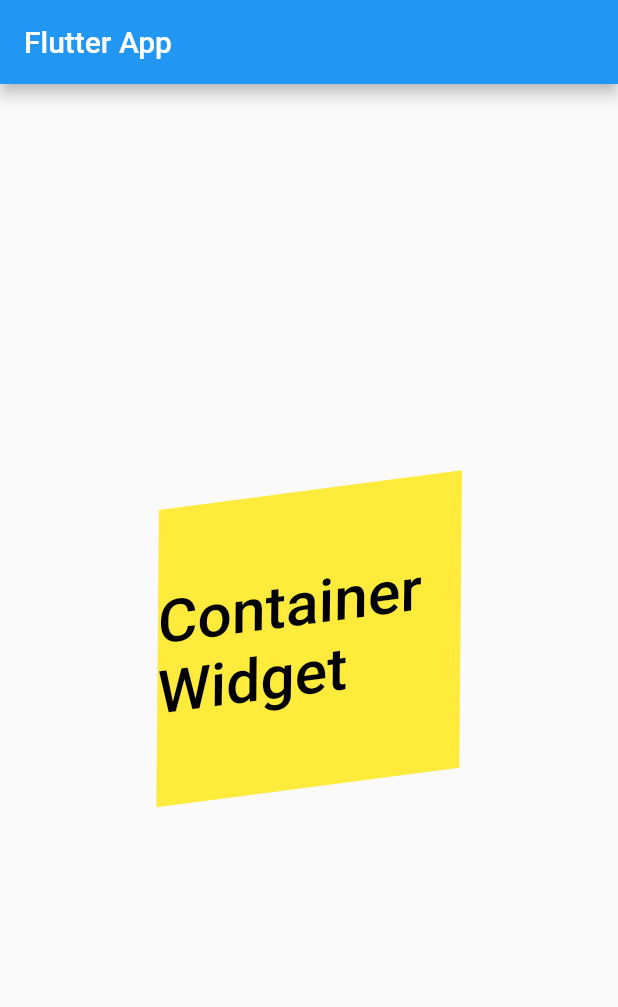
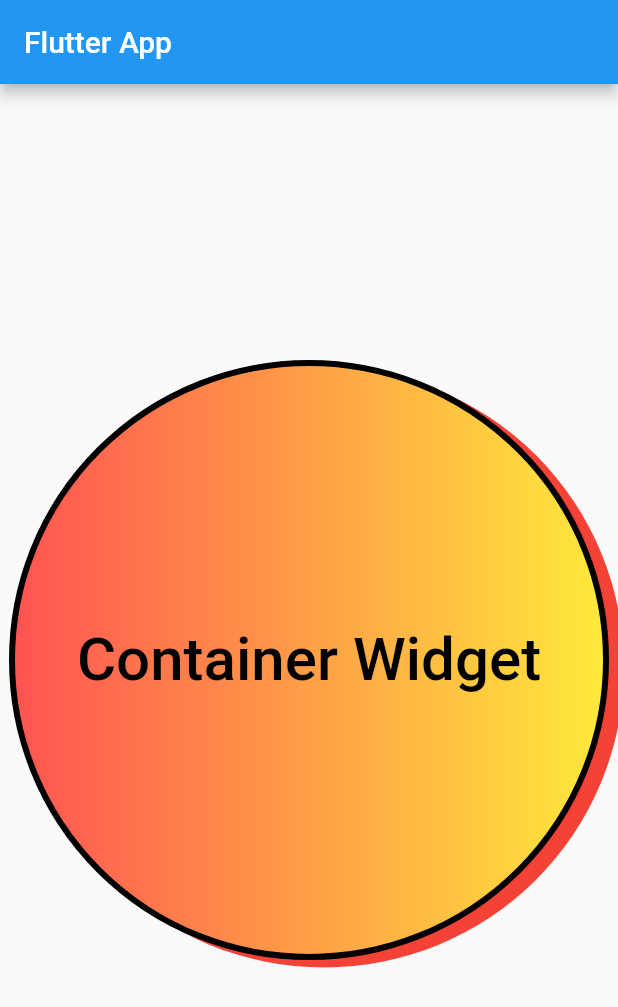
Before and after one commit to jadhavdurgesh/Flutter-widgets, a Flutter app: the screen it shows after launch, on a phone screen of 412 x 824 dp. Shown: the top 1007 px of the screen. Run offline on Flutter 3.47's test engine with Material 2 defaults, Android fonts, the light colour scheme and no system bars.

Commit message:
container part 2 done , finally done

```diff
--- a/lib/widgets/container.dart
+++ b/lib/widgets/container.dart
@@ -16,11 +16,10 @@
       ),
       body: Center(
         child: Container(
+          // color: Colors.yellow,
 
-          color: Colors.yellow,
-
-          height: 200,
-          width: 200,
+          height: 400,
+          width: 400,
 
           alignment: Alignment.center,
 
@@ -34,7 +33,44 @@
           // constraints: const BoxConstraints(maxHeight: 1000 , maxWidth: 1000),
 
           // transform: Matrix4.rotationZ(25.0),
-          transform: Matrix4.skewX(3.0)..rotateZ(25.0),
+          // transform: Matrix4.skewX(3.0)..rotateZ(25.0),
+
+          decoration: BoxDecoration(
+              color: Colors.orange,
+              border: Border.all(
+                  color: Colors.black, width: 4, style: BorderStyle.solid),
+
+              // borderRadius: const BorderRadius.all(Radius.circular(10))
+              // borderRadius: BorderRadius.circular(29),
+              // borderRadius: const BorderRadius.only(
+              //   topLeft: Radius.circular(30),
+              //   bottomLeft: Radius.circular(20),
+              // ),
+
+              boxShadow: const [
+                BoxShadow(
+                  // blurRadius: 50.0,
+                  color: Colors.red,
+                  // spreadRadius: 5.0,
+                  offset: Offset(10.0, 5.0),
+                )
+              ],
+
+              shape: BoxShape.circle,
+
+              gradient: const LinearGradient(
+                begin: Alignment.centerLeft,
+                end: Alignment.centerRight,
+                colors: [Colors.redAccent , Colors.yellow]
+              )
+
+              // border: Border(
+              //   top: BorderSide(color: Colors.blue , width: 5),
+              //   bottom: BorderSide(color: Colors.green , width: 3),
+              //   left: BorderSide(color: Colors.yellow , width: 9),
+              //   right: BorderSide(color: Colors.red , width: 10)
+              // )
+              ),
           child: const Text(
             'Container Widget',
             style: TextStyle(
```
Lines whose indentation alone changed are shown as unchanged.
